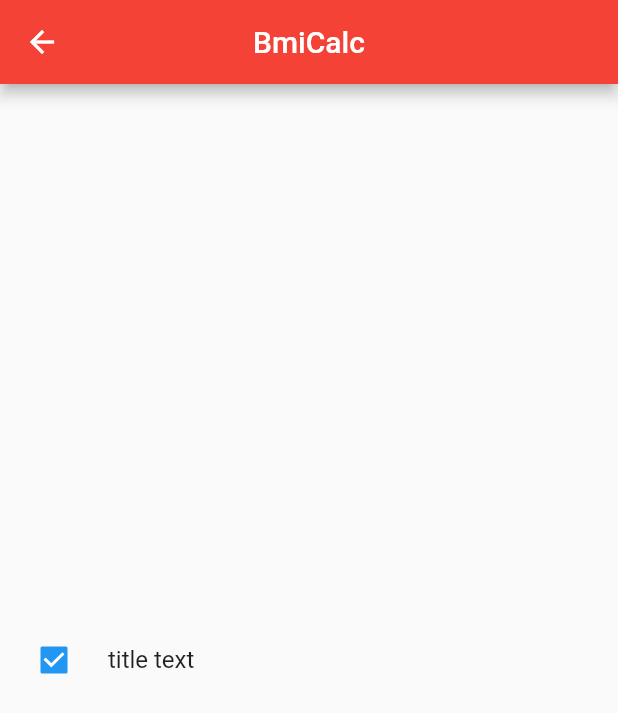
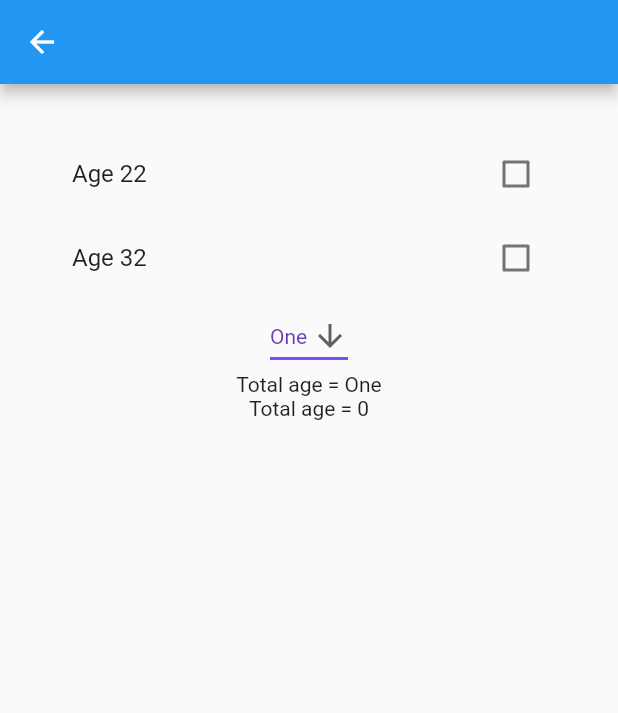
Before and after one commit to farouk60/immigration_quebec, a Flutter app: the Calcul screen opened directly, on a phone screen of 412 x 824 dp. Shown: the top 713 px of the screen. Run offline on Flutter 3.47's test engine with Material 2 defaults, Android fonts, the phone set to English and light mode, and no system bars; our stand-ins replace flutter_linkify; missing offline and left inert: direct_select.

Commit message:
ajouter la vrais fonction de calcule de points

```diff
--- a/lib/pages/quiz_page/copycalc.dart
+++ b/lib/pages/quiz_page/copycalc.dart
@@ -9,75 +9,71 @@ class Calcul extends StatefulWidget {
 }
 
 class CalculState extends State<Calcul> {
-  final TextEditingController _ageController = new TextEditingController();
-  final TextEditingController _weightController = new TextEditingController();
-  final TextEditingController _heightController = new TextEditingController();
-  double _meter = 0;
-  double _result = 0;
-  String _finalResultPrint = "";
-  String _doneResult = "";
-  bool _isChecked = true;
-  void _clear() {
-    setState(() {
-      _ageController.clear();
-      _weightController.clear();
-      _heightController.clear();
-    });
-  }
-
-  void _bmiValue() {
-    setState(() {
-      double age = double.parse(_ageController.text);
-      double weight = double.parse(_weightController.text);
-      double height = double.parse(_heightController.text);
-      _meter = height + weight + age;
-
-      if ((_ageController.text.isNotEmpty || age > 0) &&
-          ((_heightController.text.isNotEmpty || height > 0) &&
-              (_weightController.text.isNotEmpty || weight > 0))) {
-        _result = _meter;
-      } else {
-        print("Error");
-      }
-
-      if ((double.parse(_result.toStringAsFixed(1)) < 18.5)) {
-        _finalResultPrint = "UnderWeight";
-        print(_finalResultPrint);
-      } else if (double.parse(_result.toStringAsFixed(1)) > 18.5 &&
-          (double.parse(_result.toStringAsFixed(1)) <= 25.0)) {
-        _finalResultPrint = "Normal";
-        print(_finalResultPrint);
-      } else if ((double.parse(_result.toStringAsFixed(1)) > 25.0) &&
-          (double.parse(_result.toStringAsFixed(1))) < 30.0) {
-        _finalResultPrint = "OverWeight";
-        print(_finalResultPrint);
-      } else if ((double.parse(_result.toStringAsFixed(1))) >= 30.0) {
-        _finalResultPrint = "Obesity";
-        print(_finalResultPrint);
-      }
-    });
-
-    _doneResult = "Your BMI is ${_result.toStringAsFixed(1)}";
-  }
+  int _age1 = 22, _age2 = 32, _totalAge = 0;
+  bool _checkedAge1 = false, _checkedAge2 = false;
+  String dropdownValue = 'One';
 
   @override
   Widget build(BuildContext context) {
-    return new Scaffold(
-      //AppBar
-      appBar: new AppBar(
-        title: new Text("BmiCalc"),
-        backgroundColor: Colors.red,
-        centerTitle: true,
-      ),
-
-      //Body
-      body: Center(
-        child: CheckboxListTile(
-          title: Text("title text"),
-          value: true,
-          onChanged: (newValue) {},
-          controlAffinity: ListTileControlAffinity.leading,  //  <-- leading Checkbox
-        )
+    return Scaffold(
+      appBar: AppBar(),
+      body: Padding(
+        padding: const EdgeInsets.all(32.0),
+        child: Column(
+          children: <Widget>[
+            CheckboxListTile(
+              title: Text("Age ${_age1}"),
+              value: _checkedAge1,
+              onChanged: (age) {
+                setState(() {
+                  _checkedAge1 = age;
+                  if (_checkedAge1)
+                    _totalAge += _age1;
+                  else
+                    _totalAge -= _age1;
+                });
+              },
+            ),
+            CheckboxListTile(
+              title: Text("Age ${_age2}"),
+              value: _checkedAge2,
+              onChanged: (age) {
+                setState(() {
+                  _checkedAge2 = age;
+                  if (_checkedAge2)
+                    _totalAge += _age2;
+                  else
+                    _totalAge -= _age2;
+                });
+              },
+            ),
+            DropdownButton<String>(
+              value: dropdownValue,
+              icon: Icon(Icons.arrow_downward),
+              iconSize: 24,
+              elevation: 16,
+              style: TextStyle(color: Colors.deepPurple),
+              underline: Container(
+                height: 2,
+                color: Colors.deepPurpleAccent,
+              ),
+              onChanged: (String newValue) {
+                setState(() {
+                  dropdownValue = newValue;
+                });
+              },
+              items: <String>['One', 'Two', 'Free', 'Four']
+                  .map<DropdownMenuItem<String>>((String value) {
+                return DropdownMenuItem<String>(
+                  value: value,
+                  child: Text(value),
+                );
+              }).toList(),
+            ),
+            Text("Total age = ${dropdownValue}"),
+            Text("Total age = ${_totalAge}")
+          ],
+        ),
       ),
     );
   }
```
